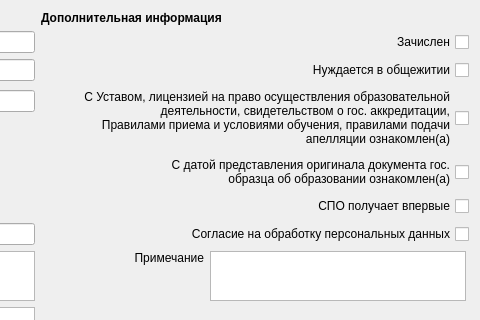
Qt form maddabiturdialog.ui (ichigo7diavol/armp) before a commit; both pictures show x 388 to 868 and y 0 to 320 of the 868 by 594 pixel window.
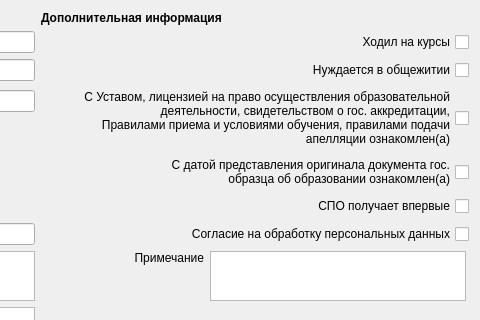
The same form after that commit.

Patch:
```diff
--- a/maddabiturdialog.ui
+++ b/maddabiturdialog.ui
@@ -52,7 +52,7 @@
         <enum>Qt::RightToLeft</enum>
        </property>
        <property name="text">
-        <string>Зачислен</string>
+        <string>Ходил на курсы</string>
        </property>
       </widget>
      </item>
```
